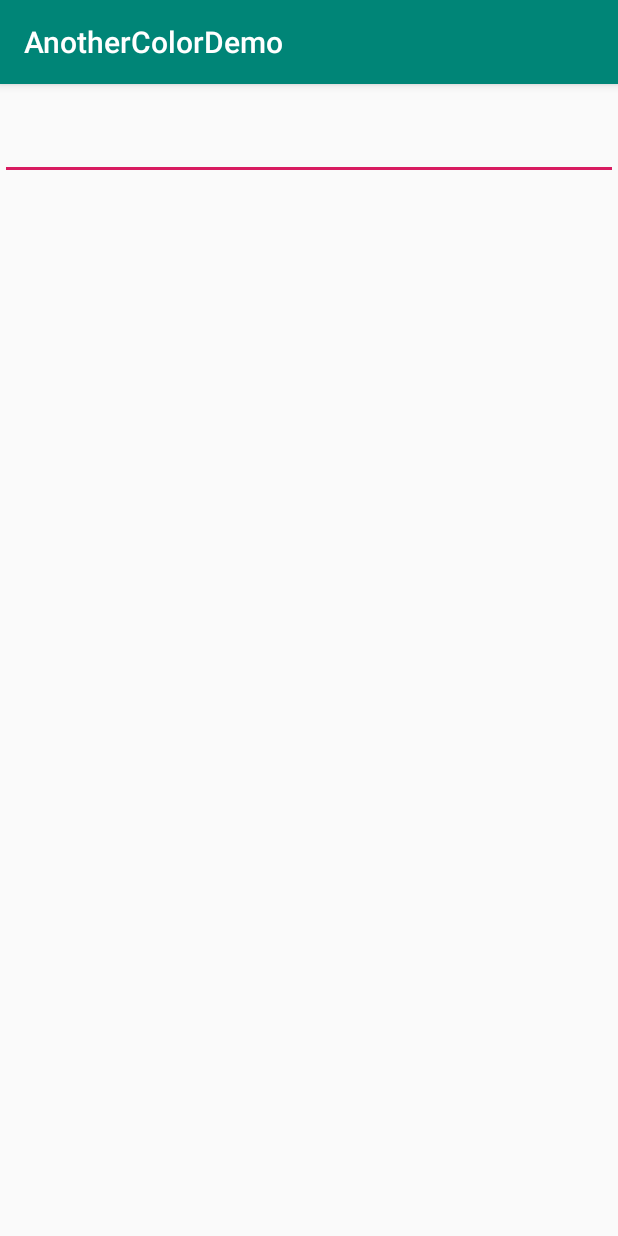
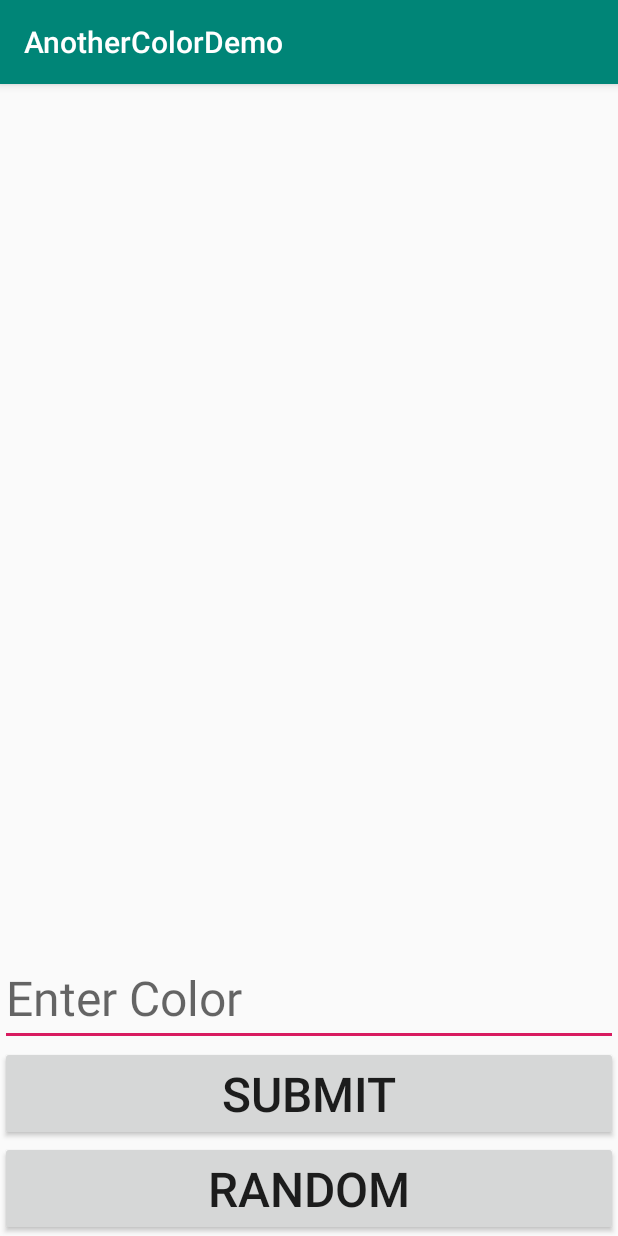
Before and after one commit to zjh10030/AnotherColorDemo, an Android app: the screen it shows after launch (MainActivity), on a phone screen of 412 x 824 dp. Run offline under Robolectric (Android 15) with nearby library versions, the phone set to English and light mode, and no system bars.

Commit message:
Lab updates

```diff
--- a/app/src/main/java/com/example/anothercolordemo/MainActivity.java
+++ b/app/src/main/java/com/example/anothercolordemo/MainActivity.java
@@ -3,9 +3,15 @@ package com.example.anothercolordemo;
 import android.support.v4.content.ContextCompat;
 import android.support.v7.app.AppCompatActivity;
 import android.os.Bundle;
+import android.view.KeyEvent;
 import android.view.View;
+import android.view.inputmethod.EditorInfo;
+import android.view.inputmethod.InputMethodManager;
 import android.widget.EditText;
+import android.widget.TextView;
 import android.widget.Toast;
+
+import org.w3c.dom.Text;
 
 
 public class MainActivity extends AppCompatActivity {
@@ -15,6 +21,29 @@ public class MainActivity extends AppCompatActivity {
         super.onCreate(savedInstanceState);
         setContentView(R.layout.activity_main);
 
+        addListener();
+    }
+    private void addListener(){
+        EditText.OnEditorActionListener listener = new EditText.OnEditorActionListener(){
+            @Override
+            public boolean onEditorAction(TextView v, int actionID, KeyEvent event) {
+                if (actionID == EditorInfo.IME_ACTION_DONE){
+                    submitColor(null);
+
+                    InputMethodManager imm = (InputMethodManager) getSystemService(INPUT_METHOD_SERVICE);
+                    imm.hideSoftInputFromWindow(v.getWindowToken(),0);
+
+                    return true;
+                }
+
+                return false;
+
+            }
+        };
+
+       EditText input = findViewById(R.id.color_name_input);
+        input.setOnEditorActionListener(listener);
+
         /**
          * Get color name from the input field and set the background of the output to that color
          * @param view
@@ -22,9 +51,11 @@ public class MainActivity extends AppCompatActivity {
     }
     public void submitColor (View view) {
         EditText input = findViewById(R.id.color_name_input);
-        String name = input.getText().toString().toLowerCase() ;
+        String name = input.getText().toString().toLowerCase();
         setColorByName(name);
-    }
+
+        }
+
 
     /**
      * Sets the background color of the output field
@@ -43,6 +74,19 @@ public class MainActivity extends AppCompatActivity {
 
         Toast.makeText(this,"Color not found", Toast.LENGTH_SHORT).show();
         }
+
+
+
+
+
+
     }
 
+    public void randomColor(View view) {
+        String[] colors = getResources().getStringArray(R.array.colors);
+
+        int whichColor = (int) (colors.length * Math.random());
+
+        setColorByName(colors[whichColor]);
+    }
 }
--- a/app/src/main/res/layout/activity_main.xml
+++ b/app/src/main/res/layout/activity_main.xml
@@ -4,6 +4,7 @@
     xmlns:tools="http://schemas.android.com/tools"
     android:layout_width="match_parent"
     android:layout_height="match_parent"
+    android:orientation="vertical"
     tools:context=".MainActivity">
 
     <TextView
@@ -17,6 +18,9 @@
         android:id="@+id/color_name_input"
         android:layout_width="match_parent"
         android:layout_height="wrap_content"
+        android:imeOptions="actionDone"
+        android:inputType="textNoSuggestions"
+        android:hint="Enter Color"
         android:textSize="32sp"/>
 
     <Button
@@ -28,4 +32,14 @@
         android:onClick="submitColor"
         />
 
+    <Button
+        android:id="@+id/random_button"
+        android:layout_width="match_parent"
+        android:layout_height="wrap_content"
+        android:text="Random"
+        android:textSize="32sp"
+        android:onClick="randomColor"
+
+        />
+
 </LinearLayout>
--- a/app/src/main/res/values/strings.xml
+++ b/app/src/main/res/values/strings.xml
@@ -1,3 +1,11 @@
 <resources>
     <string name="app_name">AnotherColorDemo</string>
+    <string-array name="colors">
+        <item>red</item>
+        <item>orange</item>
+        <item>yellow</item>
+        <item>green</item>
+        <item>blue</item>
+    </string-array>
+
 </resources>
```
